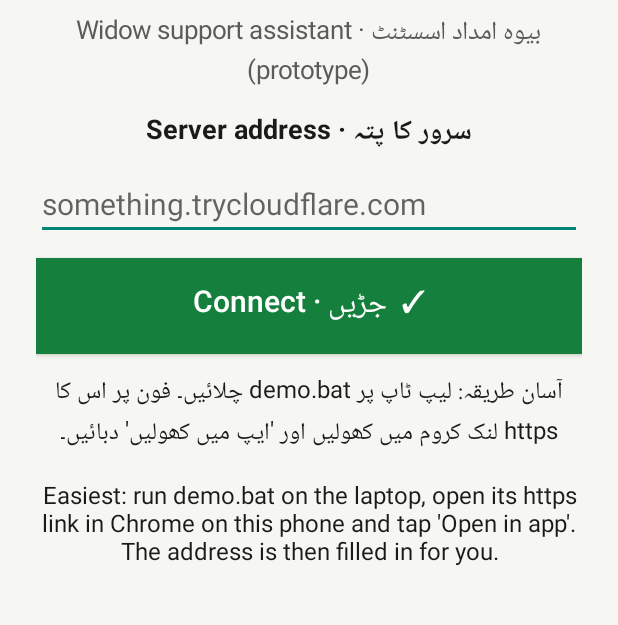
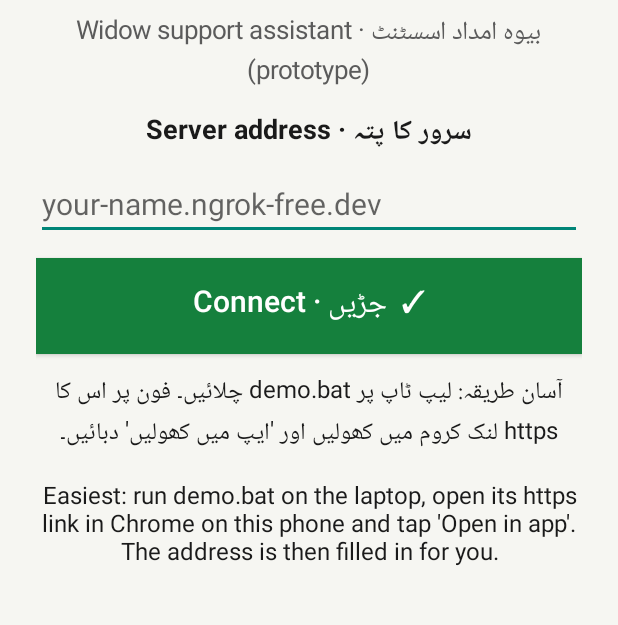
Before and after one commit to Saad-AliKhan/Benefits-Claims-Assistant, an Android app: the screen it shows after launch (MainActivity), on a phone screen of 412 x 824 dp, the part 165-790 px from its top. Run offline under Robolectric (Android 15) with nearby library versions, the phone set to English and light mode, and no system bars.

Commit message:
Android setup screen: show the fixed ngrok address as the example

```diff
--- a/android/app/src/main/java/pk/aasra/app/MainActivity.java
+++ b/android/app/src/main/java/pk/aasra/app/MainActivity.java
@@ -147,7 +147,7 @@ public class MainActivity extends Activity {
         if (message != null) box.addView(text(message, 17, true, "#b91c1c"));
         box.addView(text("سرور کا پتہ · Server address", 18, true, "#1a1a1a"));
         final EditText field = new EditText(this);
-        field.setHint("something.trycloudflare.com");
+        field.setHint("your-name.ngrok-free.dev");
         field.setText(server() == null ? "" : server());
         field.setTextSize(20);
         field.setSingleLine(true);
```
